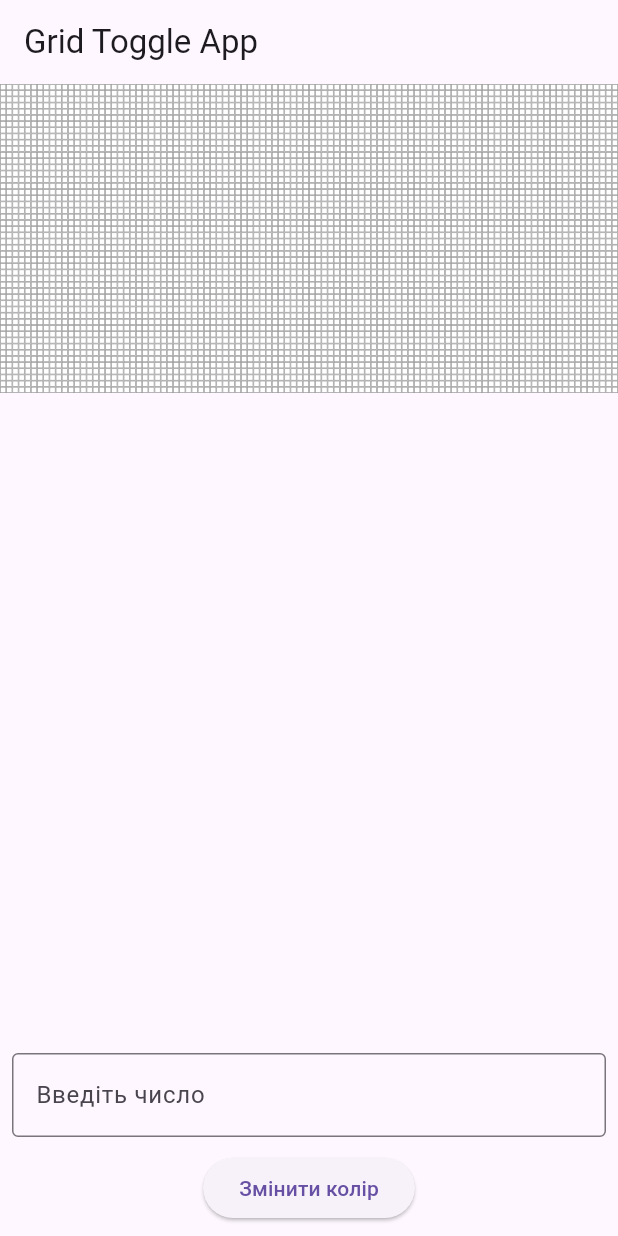
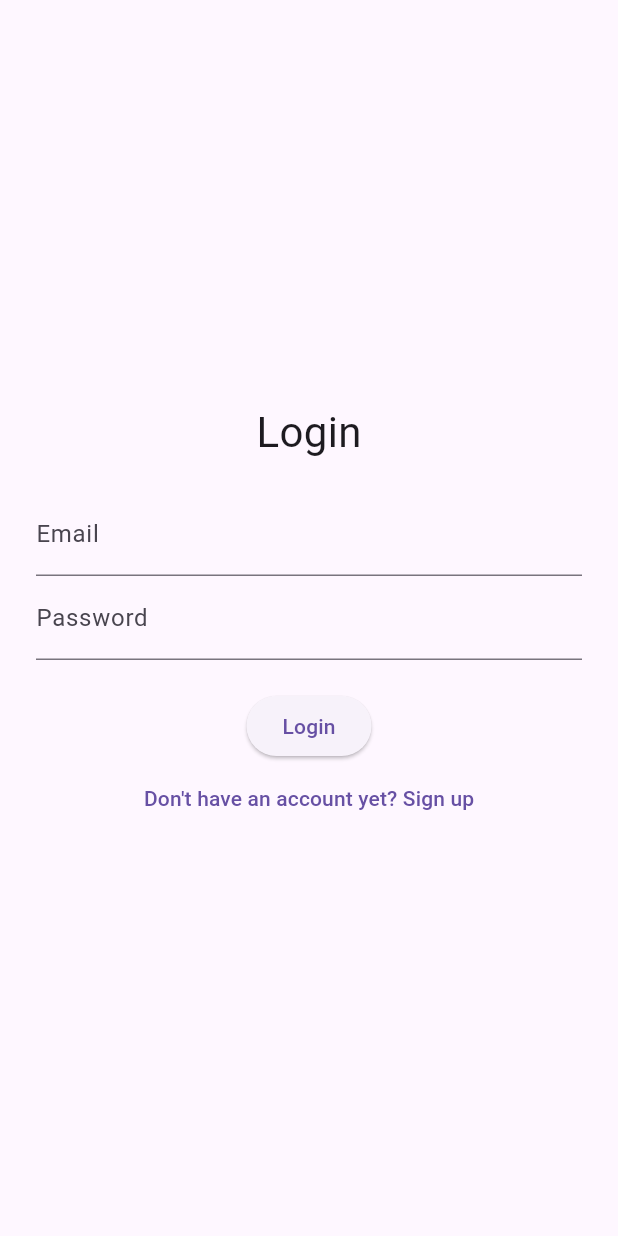
Before and after one commit to RamikLPNU/Mobi_dev_lab, a Flutter app: the screen it shows after launch, on a phone screen of 412 x 824 dp. Run offline on Flutter 3.47's test engine with Material 3 defaults, Android fonts, the phone set to English and light mode, and no system bars.

Commit message:
lab_2: додано екрани логіну, реєстрації, профілю, головної сторінки та віджет статистики сну

```diff
--- a/lib/main.dart
+++ b/lib/main.dart
@@ -1,4 +1,8 @@
 import 'package:flutter/material.dart';
+import 'screens/login_screen.dart';
+import 'screens/home_screen.dart';
+import 'screens/profile_screen.dart';
+import 'screens/register_screen.dart';
 
 void main() {
   runApp(const MyApp());
@@ -9,107 +13,19 @@ class MyApp extends StatelessWidget {
 
   @override
   Widget build(BuildContext context) {
-    return const MaterialApp(
+    return MaterialApp(
       debugShowCheckedModeBanner: false,
-      home: GridScreen(),
+      title: 'Smart Alarm',
+      theme: ThemeData(
+        primarySwatch: Colors.indigo,
+      ),
+      initialRoute: '/login',
+      routes: {
+        '/login': (context) => const LoginScreen(),
+        '/register': (context) => const RegisterScreen(),
+        '/home': (context) => const HomeScreen(),
+        '/profile': (context) => const ProfileScreen(),
+      },
     );
   }
 }
-
-class GridScreen extends StatefulWidget {
-  const GridScreen({super.key});
-  @override
-  GridScreenState createState() => GridScreenState();
-}
-
-class GridScreenState extends State<GridScreen> {
-  final int rows = 50;
-  final int cols = 100;
-  List<List<bool>> grid = List.generate(
-    50,
-    (i) => List.generate(100, (j) => false),
-  );
-  final TextEditingController _controller = TextEditingController();
-  String errorMessage = '';
-
-  void toggleCell(String input) {
-    setState(() {
-      errorMessage = '';
-      final List<String> parts = input.trim().split('0');
-      for (String part in parts) {
-        final int? value = int.tryParse(part);
-        if (value == null || value > 9999) {
-          errorMessage = 'Введіть числа від 0 до 4999';
-          return;
-        }
-        final String strValue = value.toString();
-        final int splitIndex = (strValue.length / 2).ceil();
-        int x, y;
-        if (strValue.length == 1) {
-          y = 0;
-          x = value;
-        } else {
-          x = int.parse(strValue.substring(0, splitIndex));
-          y = int.parse(strValue.substring(splitIndex));
-        }
-
-        if (x >= rows || y >= cols) {
-          errorMessage = 'Координати виходять за межі rows=$x, cols=$y';
-          return;
-        }
-        grid[x][y] = !grid[x][y];
-      }
-    });
-  }
-
-  @override
-  Widget build(BuildContext context) {
-    return Scaffold(
-      appBar: AppBar(title: const Text('Grid Toggle App')),
-      body: Column(
-        children: [
-          Expanded(
-            child: GridView.builder(
-              gridDelegate: SliverGridDelegateWithFixedCrossAxisCount(
-                crossAxisCount: cols,
-              ),
-              itemBuilder: (context, index) {
-                final int x = index ~/ cols;
-                final int y = index % cols;
-                return Container(
-                  decoration: BoxDecoration(
-                    color: grid[x][y] ? Colors.black : Colors.white,
-                    border: Border.all(color: Colors.grey, width: 0.5),
-                  ),
-                );
-              },
-              itemCount: rows * cols,
-            ),
-          ),
-          Padding(
-            padding: const EdgeInsets.all(8),
-            child: Column(
-              children: [
-                TextField(
-                  controller: _controller,
-                  keyboardType: TextInputType.number,
-                  decoration: const InputDecoration(
-                    labelText: 'Введіть число',
-                    border: OutlineInputBorder(),
-                  ),
-                ),
-                const SizedBox(height: 10),
-                ElevatedButton(
-                  onPressed: () => toggleCell(_controller.text),
-                  child: const Text('Змінити колір'),
-                ),
-                if (errorMessage.isNotEmpty)
-                  Text(errorMessage, style: const TextStyle(color: Colors.red)),
-              ],
-            ),
-          ),
-        ],
-      ),
-    );
-  }
-}
--- /dev/null
+++ b/lib/screens/login_screen.dart
@@ -0,0 +1,71 @@
+import 'package:flutter/material.dart';
+import 'home_screen.dart';
+import 'register_screen.dart';
+
+class LoginScreen extends StatefulWidget {
+  const LoginScreen({super.key});
+
+  @override
+  State<LoginScreen> createState() => _LoginScreenState();
+}
+
+class _LoginScreenState extends State<LoginScreen> {
+  final TextEditingController _emailController = TextEditingController();
+  final TextEditingController _passwordController = TextEditingController();
+  String? errorMessage;
+
+  void _login() {
+    String email = _emailController.text.trim();
+    String password = _passwordController.text;
+
+    if (email.isEmpty || password.isEmpty) {
+      setState(() => errorMessage = 'Email and password cannot be empty.');
+      return;
+    }
+
+    setState(() => errorMessage = null);
+    Navigator.pushReplacement(
+      context,
+      MaterialPageRoute(builder: (_) => const HomeScreen()),
+    );
+  }
+
+  @override
+  Widget build(BuildContext context) {
+    return Scaffold(
+      body: Padding(
+        padding: const EdgeInsets.all(24),
+        child: Column(
+          mainAxisAlignment: MainAxisAlignment.center,
+          children: [
+            const Text('Login', style: TextStyle(fontSize: 28)),
+            const SizedBox(height: 20),
+            TextField(
+              controller: _emailController,
+              decoration: const InputDecoration(labelText: 'Email'),
+            ),
+            TextField(
+              controller: _passwordController,
+              decoration: const InputDecoration(labelText: 'Password'),
+              obscureText: true,
+            ),
+            if (errorMessage != null)
+              Text(errorMessage!, style: const TextStyle(color: Colors.red)),
+            const SizedBox(height: 20),
+            ElevatedButton(
+              onPressed: _login,
+              child: const Text('Login'),
+            ),
+            TextButton(
+              onPressed: () => Navigator.push(
+                context,
+                MaterialPageRoute(builder: (_) => const RegisterScreen()),
+              ),
+              child: const Text("Don't have an account yet? Sign up"),
+            )
+          ],
+        ),
+      ),
+    );
+  }
+}
```
Also changed, not shown: lib/screens/home_screen.dart (added, +22 -0 lines), lib/screens/profile_screen.dart (added, +27 -0 lines), lib/screens/register_screen.dart (added, +38 -0 lines), lib/widgets/custom_input.dart (added, +23 -0 lines), lib/widgets/primary_button.dart (added, +23 -0 lines), lib/widgets/sleep_stats.dart (added, +24 -0 lines).
